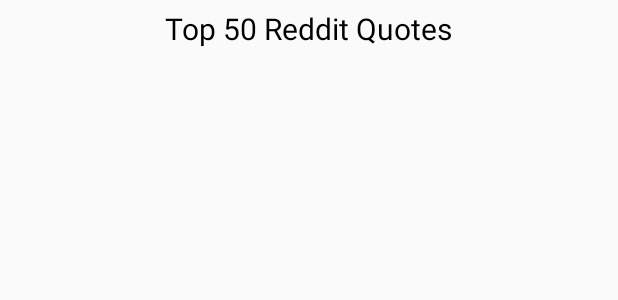
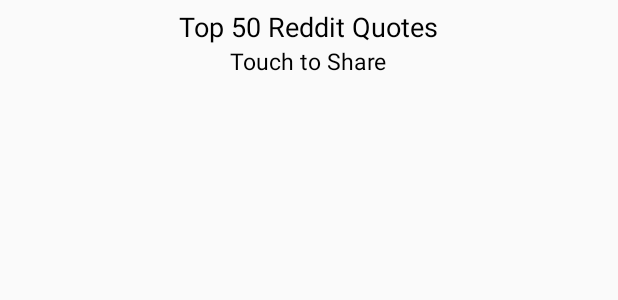
Before and after one commit to shamalka/get-json-data-using-volley-android, an Android app: the layout activity_main.xml on its own in the app's theme, with its tools: preview values and no code run, on a phone screen of 412 x 824 dp. Shown: the top 300 px of the screen. Run offline under Robolectric (Android 15) with nearby library versions, the phone set to English and light mode, and no system bars; network calls fail.

Commit message:
Touch to share

```diff
--- a/RedditQuotes/app/src/main/java/com/snov/redditquotes/MainActivity.java
+++ b/RedditQuotes/app/src/main/java/com/snov/redditquotes/MainActivity.java
@@ -142,7 +142,11 @@ public class MainActivity extends AppCompatActivity {
                 r = layoutInflater.inflate(R.layout.quote_list_item,null,true);
                 r.setOnClickListener(new View.OnClickListener() {
                     public void onClick(View v) {
-
+                        Intent sendIntent = new Intent();
+                        sendIntent.setAction(Intent.ACTION_SEND);
+                        sendIntent.putExtra(Intent.EXTRA_TEXT, QuotesArray[position]);
+                        sendIntent.setType("text/plain");
+                        startActivity(sendIntent);
                     }
                 });
                 viewHolder = new ViewHolder(r);
--- a/RedditQuotes/app/src/main/res/layout/activity_main.xml
+++ b/RedditQuotes/app/src/main/res/layout/activity_main.xml
@@ -14,7 +14,15 @@
         android:layout_height="wrap_content"
         android:text="Top 50 Reddit Quotes"
         android:layout_gravity="center"
-        android:textSize="20dp"
+        android:textSize="18dp"
+        android:textColor="#000"
+        />
+    <TextView
+        android:layout_width="wrap_content"
+        android:layout_height="wrap_content"
+        android:text="Touch to Share"
+        android:layout_gravity="center"
+        android:textSize="15dp"
         android:textColor="#000"
         android:layout_marginBottom="20dp"/>
 
```
